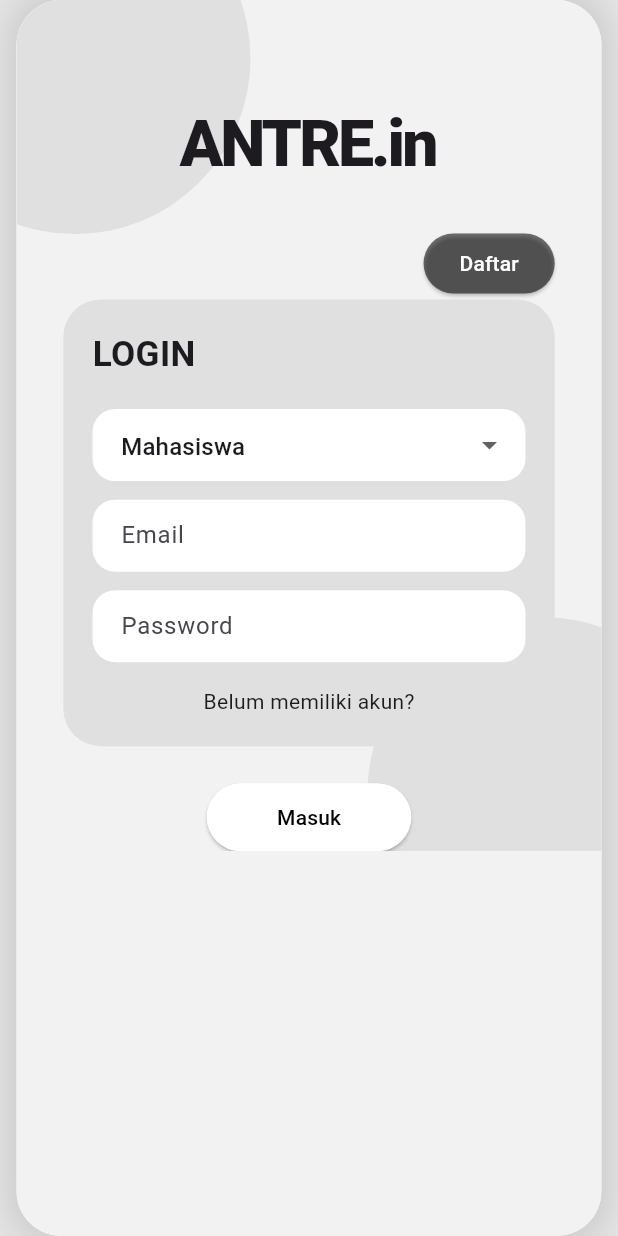
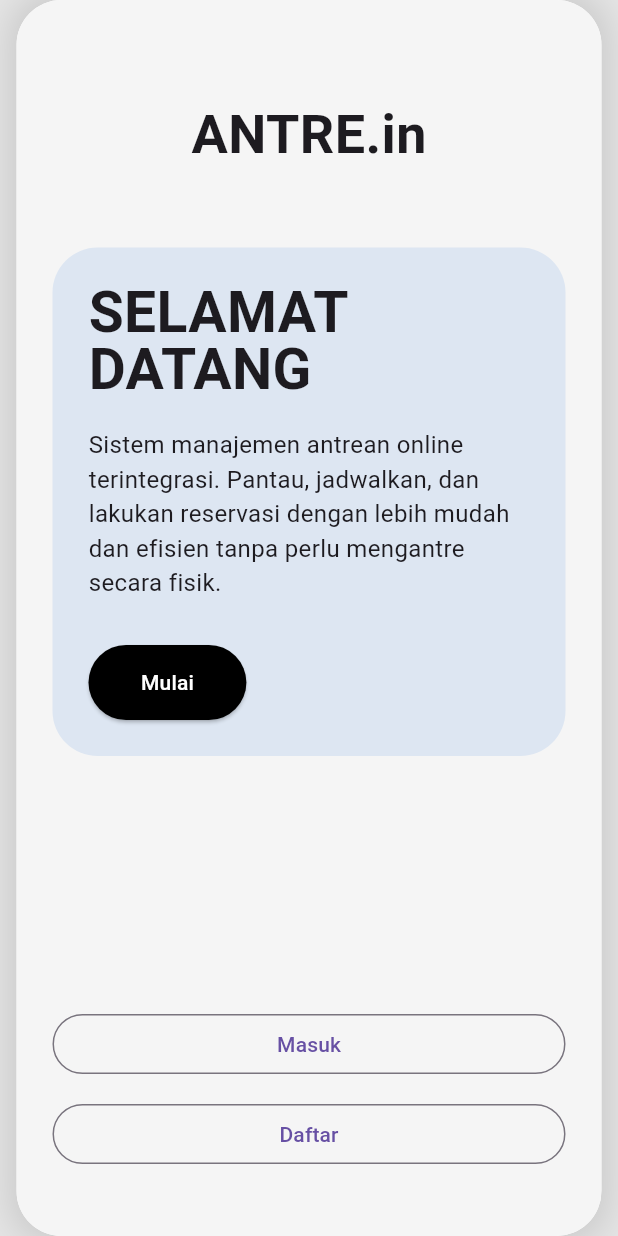
Before and after one commit to kukuhlisa/reservasi_mobile, a Flutter app: the screen it shows after launch, on a phone screen of 412 x 824 dp. Run offline on Flutter 3.47's test engine with Material 3 defaults, Android fonts, the phone set to English and light mode, and no system bars; our stand-ins replace dio.

Commit message:
welcome screen

```diff
--- a/lib/main.dart
+++ b/lib/main.dart
@@ -1,4 +1,5 @@
 import 'package:flutter/material.dart';
+import 'screens/welcome_screen.dart';
 import 'screens/login_screen.dart';
 
 void main() {
@@ -44,7 +45,7 @@ class MyApp extends StatelessWidget {
         );
       },
 
-      home: const LoginScreen(),
+      home: const WelcomeScreen(),
     );
   }
 }
--- /dev/null
+++ b/lib/screens/welcome_screen.dart
@@ -0,0 +1,162 @@
+import 'package:flutter/material.dart';
+import 'login_screen.dart';
+import 'register_screen.dart';
+
+class WelcomeScreen extends StatelessWidget {
+  const WelcomeScreen({super.key});
+
+  @override
+  Widget build(BuildContext context) {
+    return Scaffold(
+      backgroundColor: const Color(0xFFF5F5F5),
+
+      body: SafeArea(
+        child: Padding(
+          padding: const EdgeInsets.all(24),
+
+          child: Column(
+            crossAxisAlignment:
+                CrossAxisAlignment.center,
+
+            children: [
+              const SizedBox(height: 40),
+
+              const Text(
+                "ANTRE.in",
+                style: TextStyle(
+                  fontSize: 36,
+                  fontWeight: FontWeight.bold,
+                ),
+              ),
+
+              const SizedBox(height: 50),
+
+              Container(
+                width: double.infinity,
+                padding: const EdgeInsets.all(24),
+
+                decoration: BoxDecoration(
+                  color: const Color(0xFFDDE6F2),
+                  borderRadius:
+                      BorderRadius.circular(30),
+                ),
+
+                child: Column(
+                  crossAxisAlignment:
+                      CrossAxisAlignment.start,
+
+                  children: [
+                    const Text(
+                      "SELAMAT\nDATANG",
+                      style: TextStyle(
+                        fontSize: 38,
+                        fontWeight: FontWeight.bold,
+                        height: 1,
+                      ),
+                    ),
+
+                    const SizedBox(height: 20),
+
+                    const Text(
+                      "Sistem manajemen antrean online terintegrasi. Pantau, jadwalkan, dan lakukan reservasi dengan lebih mudah dan efisien tanpa perlu mengantre secara fisik.",
+                      style: TextStyle(
+                        fontSize: 16,
+                      ),
+                    ),
+
+                    const SizedBox(height: 30),
+
+                    ElevatedButton(
+                      onPressed: () {
+                        Navigator.push(
+                          context,
+                          MaterialPageRoute(
+                            builder: (_) =>
+                                const LoginScreen(),
+                          ),
+                        );
+                      },
+
+                      style: ElevatedButton.styleFrom(
+                        backgroundColor:
+                            Colors.black,
+                        foregroundColor:
+                            Colors.white,
+
+                        padding:
+                            const EdgeInsets
+                                .symmetric(
+                          horizontal: 35,
+                          vertical: 15,
+                        ),
+
+                        shape:
+                            RoundedRectangleBorder(
+                          borderRadius:
+                              BorderRadius
+                                  .circular(
+                            30,
+                          ),
+                        ),
+                      ),
+
+                      child: const Text(
+                        "Mulai",
+                      ),
+                    ),
+                  ],
+                ),
+              ),
+
+              const Spacer(),
+
+              SizedBox(
+                width: double.infinity,
+
+                child: OutlinedButton(
+                  onPressed: () {
+                    Navigator.push(
+                      context,
+                      MaterialPageRoute(
+                        builder: (_) =>
+                            LoginScreen(),
+                      ),
+                    );
+                  },
+
+                  child: const Text(
+                    "Masuk",
+                  ),
+                ),
+              ),
+
+              const SizedBox(height: 12),
+
+              SizedBox(
+                width: double.infinity,
+
+                child: OutlinedButton(
+                  onPressed: () {
+                    Navigator.push(
+                      context,
+                      MaterialPageRoute(
+                        builder: (_) =>
+                            RegisterScreen(),
+                      ),
+                    );
+                  },
+
+                  child: const Text(
+                    "Daftar",
+                  ),
+                ),
+              ),
+
+              const SizedBox(height: 20),
+            ],
+          ),
+        ),
+      ),
+    );
+  }
+}
```
